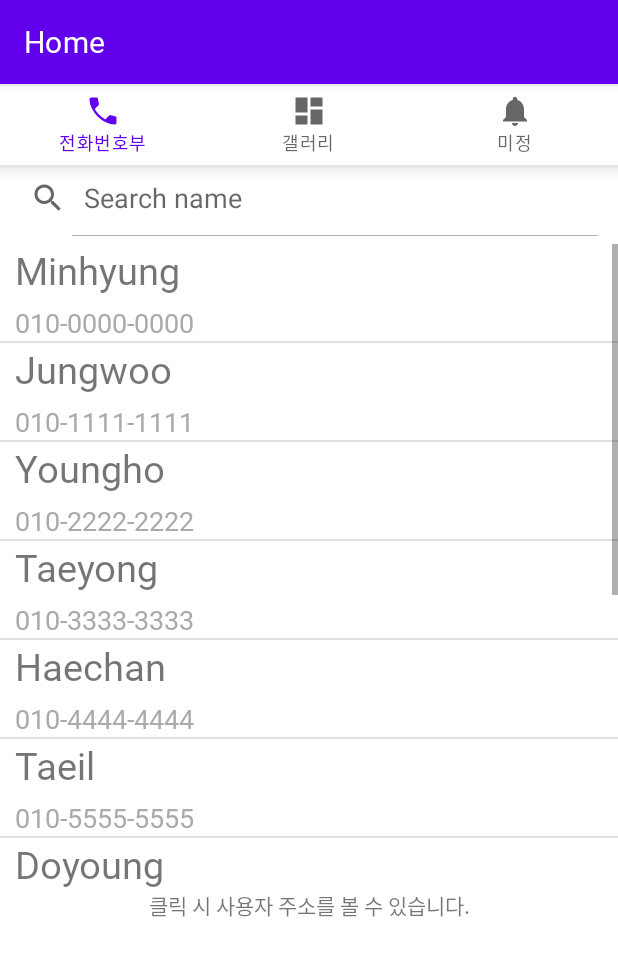
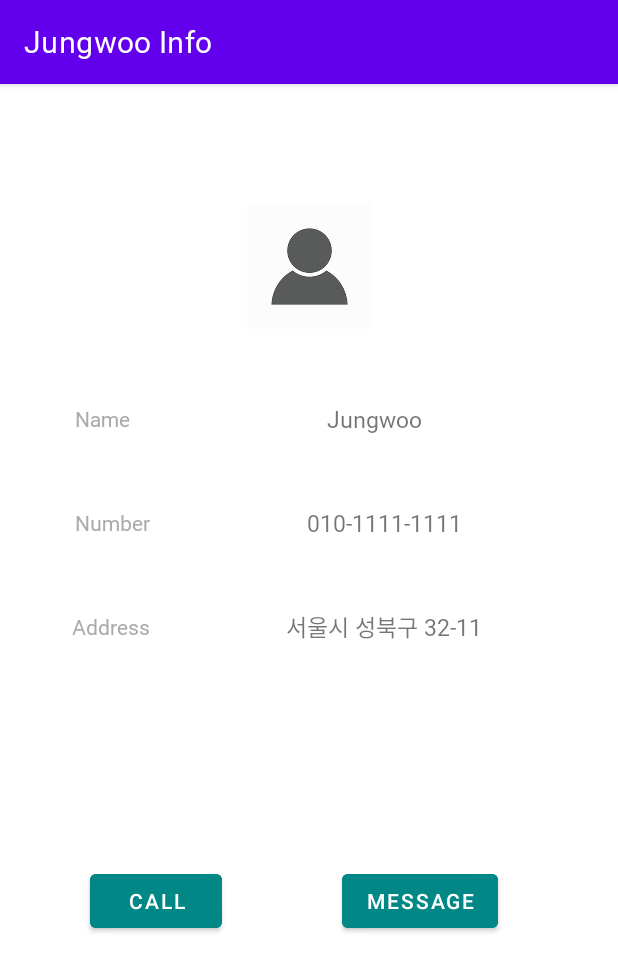
Before and after one commit to hyunseo-k/hw1, an Android app: the screen it shows after launch (MainActivity before the commit, DetailActivity after it), after a tap on "Jungwoo", on a phone screen of 412 x 824 dp. Shown: the top 971 px of the screen. Run offline under Robolectric (Android 15) with nearby library versions, the phone set to English and light mode, and no system bars; our stand-ins replace navigation-ui.

Commit message:
tab1 끝내고 tab3 init

```diff
--- /dev/null
+++ b/app/src/main/java/com/example/hw1/DetailActivity.java
@@ -0,0 +1,72 @@
+package com.example.hw1;
+
+import androidx.appcompat.app.AppCompatActivity;
+
+import android.annotation.SuppressLint;
+import android.content.Intent;
+import android.net.Uri;
+import android.os.Bundle;
+import android.telephony.SmsManager;
+import android.view.View;
+import android.widget.Button;
+import android.widget.TextView;
+import android.widget.Toast;
+
+public class DetailActivity extends AppCompatActivity {
+    Intent intent;
+    String name;
+    String number;
+    String address;
+    Button button2;
+    Button button;
+
+    @Override
+    protected void onCreate(Bundle savedInstanceState) {
+        super.onCreate(savedInstanceState);
+        setContentView(R.layout.activity_detail);
+
+        intent = getIntent();
+        name = intent.getStringExtra("name");
+        number = intent.getStringExtra("number");
+        address = intent.getStringExtra("address");
+        getSupportActionBar().setTitle(name+" Info");
+
+        TextView nameText = findViewById(R.id.nameText);
+        nameText.setText(name);
+        TextView numberText = findViewById(R.id.numberText);
+        numberText.setText(number);
+        TextView addressText = findViewById(R.id.addressText);
+        addressText.setText(address);
+
+
+        button2 = (Button) findViewById(R.id.button2);
+        button2.setOnClickListener(new View.OnClickListener() {
+            @Override
+            public void onClick(View v) {
+                String temp = "tel:" + number;
+                Intent mIntent = new Intent(Intent.ACTION_VIEW, Uri.parse(temp));
+                startActivity(mIntent);
+            }
+        });
+
+        button = (Button) findViewById(R.id.button);
+        button.setOnClickListener(new View.OnClickListener() {
+            @Override
+            public void onClick(View v) {
+                sendSmsIntent(number);
+            }
+        });
+    }
+
+    public void sendSmsIntent(String number){
+        try{
+            Uri smsUri = Uri.parse("sms:"+number);
+            Intent sendIntent = new Intent(Intent.ACTION_SENDTO, smsUri);
+            sendIntent.putExtra("sms_body", "");
+            startActivity(sendIntent);
+
+        }catch (Exception e){
+            e.printStackTrace();
+        }
+    }
+}
--- a/app/src/main/java/com/example/hw1/MainActivity.java
+++ b/app/src/main/java/com/example/hw1/MainActivity.java
@@ -19,6 +19,7 @@ public class MainActivity extends AppCompatActivity {
     @Override
     protected void onCreate(Bundle savedInstanceState) {
         super.onCreate(savedInstanceState);
+        getSupportActionBar().setTitle("전화번호부");
 
         binding = ActivityMainBinding.inflate(getLayoutInflater());
         setContentView(binding.getRoot());
--- a/app/src/main/java/com/example/hw1/ui/home/HomeFragment.java
+++ b/app/src/main/java/com/example/hw1/ui/home/HomeFragment.java
@@ -1,5 +1,6 @@
 package com.example.hw1.ui.home;
 
+import android.content.Intent;
 import android.os.Bundle;
 import android.util.Log;
 import android.view.LayoutInflater;
@@ -11,8 +12,11 @@ import android.widget.SearchView;
 import android.widget.Toast;
 
 import androidx.annotation.NonNull;
+import androidx.appcompat.app.ActionBar;
+import androidx.appcompat.app.AppCompatActivity;
 import androidx.fragment.app.Fragment;
 
+import com.example.hw1.DetailActivity;
 import com.example.hw1.Junbun;
 import com.example.hw1.ListViewAdapter;
 import com.example.hw1.R;
@@ -37,6 +41,14 @@ public class HomeFragment extends Fragment {
 
     public View onCreateView(@NonNull LayoutInflater inflater,
                              ViewGroup container, Bundle savedInstanceState) {
+        AppCompatActivity activity = (AppCompatActivity) getActivity();
+        if (activity != null) {
+            ActionBar actionBar = activity.getSupportActionBar();
+            if (actionBar != null) {
+                actionBar.setTitle("전화번호부");
+            }
+        }
+
         View root = inflater.inflate(R.layout.fragment_home, container, false);
 
         listView = root.findViewById(R.id.listView);
@@ -44,12 +56,23 @@ public class HomeFragment extends Fragment {
 
         items = new ArrayList<>();
 
+
         final ArrayList<Junbun> filteredItems = new ArrayList<>(items);
 
         listView.setOnItemClickListener(new AdapterView.OnItemClickListener() {
             @Override
             public void onItemClick(AdapterView<?> adapterView, View view, int i, long l) {
-                Toast.makeText(getContext(), items.get(i).address, Toast.LENGTH_SHORT).show();
+                //Toast.makeText(getContext(), filteredItems.get(i).address, Toast.LENGTH_SHORT).show();
+
+                Junbun selectedJunbun = filteredItems.get(i);
+
+                Intent intent = new Intent(requireContext(), DetailActivity.class);
+                intent.putExtra("name", selectedJunbun.getName());
+                intent.putExtra("number", selectedJunbun.getNumber());
+                intent.putExtra("address", selectedJunbun.getAddress());
+
+                // Start the DetailActivity
+                startActivity(intent);
             }
         });
 
--- a/app/src/main/java/com/example/hw1/ui/notifications/NotificationsFragment.java
+++ b/app/src/main/java/com/example/hw1/ui/notifications/NotificationsFragment.java
@@ -10,6 +10,7 @@ import androidx.annotation.NonNull;
 import androidx.fragment.app.Fragment;
 import androidx.lifecycle.ViewModelProvider;
 
+import com.example.hw1.R;
 import com.example.hw1.databinding.FragmentNotificationsBinding;
 
 public class NotificationsFragment extends Fragment {
@@ -18,14 +19,8 @@ public class NotificationsFragment extends Fragment {
 
     public View onCreateView(@NonNull LayoutInflater inflater,
                              ViewGroup container, Bundle savedInstanceState) {
-        NotificationsViewModel notificationsViewModel =
-                new ViewModelProvider(this).get(NotificationsViewModel.class);
+        View root = inflater.inflate(R.layout.fragment_notifications, container, false);
 
-        binding = FragmentNotificationsBinding.inflate(inflater, container, false);
-        View root = binding.getRoot();
-
-        final TextView textView = binding.textNotifications;
-        notificationsViewModel.getText().observe(getViewLifecycleOwner(), textView::setText);
         return root;
     }
 
--- a/app/src/main/java/com/example/hw1/ui/notifications/NotificationsViewModel.java
+++ /dev/null
@@ -1,19 +0,0 @@
-package com.example.hw1.ui.notifications;
-
-import androidx.lifecycle.LiveData;
-import androidx.lifecycle.MutableLiveData;
-import androidx.lifecycle.ViewModel;
-
-public class NotificationsViewModel extends ViewModel {
-
-    private final MutableLiveData<String> mText;
-
-    public NotificationsViewModel() {
-        mText = new MutableLiveData<>();
-        mText.setValue("This is notifications fragment");
-    }
-
-    public LiveData<String> getText() {
-        return mText;
-    }
-}
--- /dev/null
+++ b/app/src/main/res/layout/activity_detail.xml
@@ -0,0 +1,116 @@
+<?xml version="1.0" encoding="utf-8"?>
+<androidx.constraintlayout.widget.ConstraintLayout xmlns:android="http://schemas.android.com/apk/res/android"
+    xmlns:app="http://schemas.android.com/apk/res-auto"
+    xmlns:tools="http://schemas.android.com/tools"
+    android:layout_width="match_parent"
+    android:layout_height="match_parent"
+    tools:context=".DetailActivity">
+
+    <ImageView
+        android:id="@+id/imageView"
+        android:layout_width="86dp"
+        android:layout_height="83dp"
+        android:layout_marginTop="80dp"
+        app:layout_constraintBottom_toTopOf="@+id/nameTitle"
+        app:layout_constraintEnd_toEndOf="parent"
+        app:layout_constraintStart_toStartOf="parent"
+        app:layout_constraintTop_toTopOf="parent"
+        app:srcCompat="@drawable/person" />
+
+    <TextView
+        android:id="@+id/nameTitle"
+        android:layout_width="wrap_content"
+        android:layout_height="wrap_content"
+        android:textColor="@android:color/darker_gray"
+        android:text="Name"
+        android:layout_marginTop="50dp"
+        app:layout_constraintTop_toBottomOf="@id/imageView"
+        android:layout_marginStart="50dp"
+        app:layout_constraintStart_toStartOf="parent"
+        tools:layout_editor_absoluteY="151dp" />
+
+    <TextView
+        android:id="@+id/nameText"
+        android:layout_width="wrap_content"
+        android:layout_height="wrap_content"
+        android:text="000"
+        android:textSize="15sp"
+        app:layout_constraintEnd_toEndOf="parent"
+        app:layout_constraintStart_toEndOf="@+id/nameTitle"
+        app:layout_constraintTop_toTopOf="@id/nameTitle"
+        app:layout_constraintBottom_toBottomOf="@id/nameTitle"
+        tools:layout_editor_absoluteY="151dp" />
+
+    <TextView
+        android:id="@+id/numberTitle"
+        android:textColor="@android:color/darker_gray"
+        android:layout_width="wrap_content"
+        android:layout_height="wrap_content"
+        android:text="Number"
+        android:layout_marginStart="50dp"
+        app:layout_constraintTop_toBottomOf="@id/nameTitle"
+        android:layout_marginTop="50dp"
+        app:layout_constraintStart_toStartOf="parent"
+        tools:layout_editor_absoluteY="206dp" />
+
+    <TextView
+        android:id="@+id/numberText"
+        android:layout_width="wrap_content"
+        android:layout_height="wrap_content"
+        android:text="010-0000-0000"
+        android:textSize="15sp"
+        app:layout_constraintEnd_toEndOf="parent"
+        app:layout_constraintStart_toEndOf="@+id/numberTitle"
+        app:layout_constraintTop_toTopOf="@id/numberTitle"
+        app:layout_constraintBottom_toBottomOf="@id/numberTitle"
+        tools:layout_editor_absoluteY="210dp" />
+
+    <TextView
+        android:id="@+id/addressTitle"
+        android:textColor="@android:color/darker_gray"
+        android:layout_width="wrap_content"
+        android:layout_height="wrap_content"
+        android:layout_marginStart="48dp"
+        android:layout_marginTop="50dp"
+        android:text="Address"
+        app:layout_constraintStart_toStartOf="parent"
+        app:layout_constraintTop_toBottomOf="@+id/numberTitle" />
+
+    <TextView
+        android:id="@+id/addressText"
+        android:layout_width="wrap_content"
+        android:layout_height="wrap_content"
+        android:text="00구"
+        android:textSize="15sp"
+        app:layout_constraintEnd_toEndOf="parent"
+        app:layout_constraintTop_toTopOf="@id/addressTitle"
+        app:layout_constraintBottom_toBottomOf="@id/addressTitle"
+        app:layout_constraintStart_toEndOf="@+id/addressTitle"
+        tools:layout_editor_absoluteY="361dp" />
+
+    <Button
+        android:id="@+id/button2"
+        android:layout_width="wrap_content"
+        android:layout_height="wrap_content"
+        android:layout_marginBottom="50dp"
+        android:text="Call"
+        android:layout_marginStart="60dp"
+        app:layout_constraintBottom_toBottomOf="parent"
+        app:layout_constraintStart_toStartOf="parent"
+        android:backgroundTint="@color/teal_700"
+        app:layout_constraintTop_toBottomOf="@+id/addressTitle" />
+
+    <Button
+        android:id="@+id/button"
+        android:layout_width="wrap_content"
+        android:layout_height="wrap_content"
+        android:layout_marginBottom="50dp"
+        android:text="message"
+        android:backgroundTint="@color/teal_700"
+        app:layout_constraintBottom_toBottomOf="parent"
+        app:layout_constraintEnd_toEndOf="parent"
+        app:layout_constraintStart_toEndOf="@+id/button2"
+        app:layout_constraintTop_toBottomOf="@id/addressTitle" />
+
+
+</androidx.constraintlayout.widget.ConstraintLayout>
--- a/app/src/main/res/layout/fragment_home.xml
+++ b/app/src/main/res/layout/fragment_home.xml
@@ -10,9 +10,10 @@
         android:layout_marginTop="5dp"
         android:id="@+id/listView"
         android:layout_width="match_parent"
-        android:layout_height="430dp"
+        android:layout_height="0dp"
         app:layout_constraintEnd_toEndOf="parent"
         app:layout_constraintStart_toStartOf="parent"
+        app:layout_constraintBottom_toTopOf="@id/textView4"
         app:layout_constraintTop_toBottomOf="@id/searchView"
         tools:layout_editor_absoluteY="96dp">
 
@@ -22,11 +23,11 @@
         android:id="@+id/textView4"
         android:layout_width="wrap_content"
         android:layout_height="wrap_content"
-        android:text="클릭 시 사용자 주소를 볼 수 있습니다."
+        android:text="클릭 시 상세 정보를 볼 수 있습니다."
         app:layout_constraintTop_toBottomOf="@id/listView"
         app:layout_constraintStart_toStartOf="parent"
         app:layout_constraintEnd_toEndOf="parent"
-        tools:layout_editor_absoluteY="34dp" />
+        app:layout_constraintBottom_toBottomOf="parent" />
 
     <SearchView
         android:id="@+id/searchView"
--- a/app/src/main/res/layout/listview.xml
+++ b/app/src/main/res/layout/listview.xml
@@ -28,4 +28,5 @@
         android:textSize="18sp"
         app:layout_constraintStart_toStartOf="parent"
         app:layout_constraintTop_toBottomOf="@+id/textView" />
+
 </androidx.constraintlayout.widget.ConstraintLayout>
```
Also changed, not shown: app/src/main/AndroidManifest.xml (+10 -0 lines), app/src/main/res/drawable/person.png (added).
